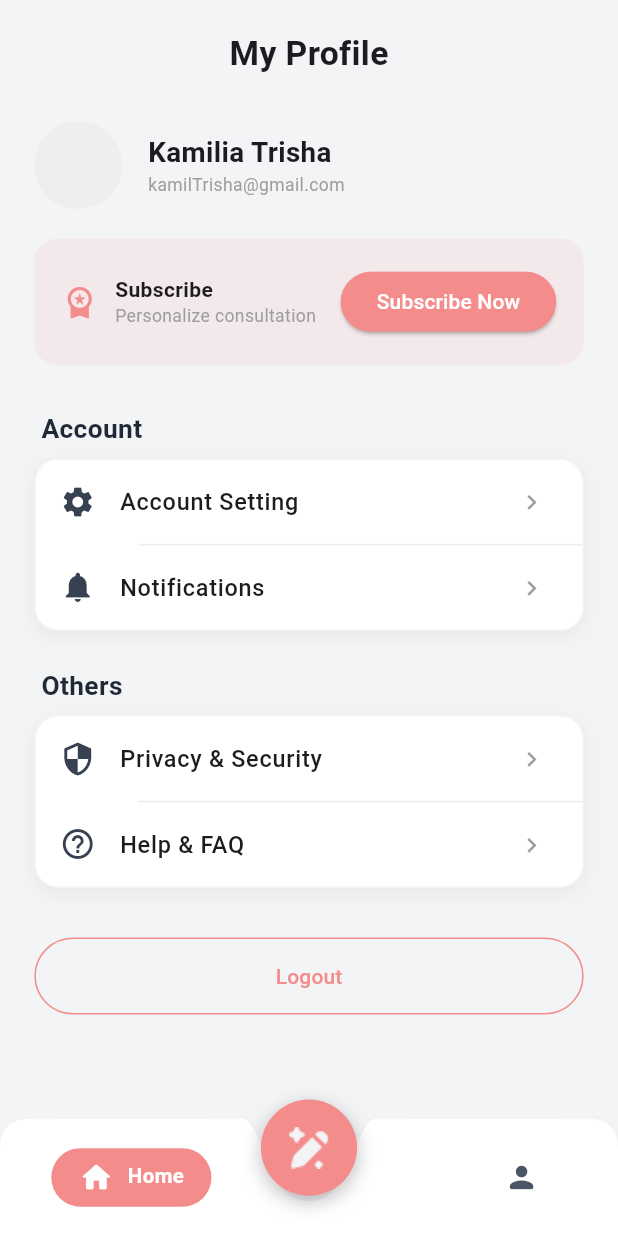
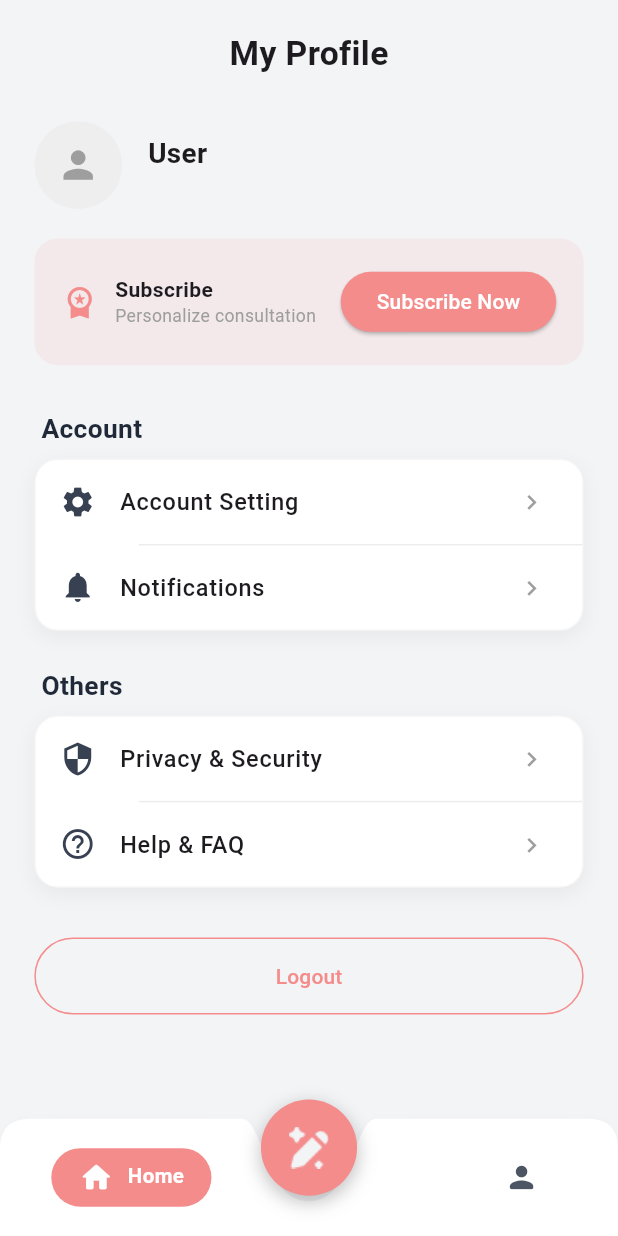
Before and after one commit to Mevyanrr/superraion, a Flutter app: the screen it shows after launch, on a phone screen of 412 x 824 dp. Run offline on Flutter 3.47's test engine with Material 3 defaults, Android fonts, the phone set to English and light mode, and no system bars; our stand-ins replace cloud_firestore, firebase_auth, firebase_core, flutter_screenutil, google_sign_in; accounts and stored records are empty.

Commit message:
all feature done

```diff
--- a/lib/features/home/view/homepage.dart
+++ b/lib/features/home/view/homepage.dart
@@ -8,6 +8,7 @@ import 'package:superraion/features/log/widget/recent_log.dart';
 import '../../../core/constants/app_color.dart';
 import '../../../core/widgets/navbar.dart';
 import '../../log/viewmodel/log_viewmodel.dart';
+import '../../weekly_report/viewmodel/weekly_report.dart';
 import '../model/home_model.dart';
 import '../viewmodel/home_viewmodel.dart';
 
@@ -26,6 +27,7 @@ class _HomeViewState extends State<HomeView> {
       context.read<HomeViewModel>().loadFromFirestore();
       context.read<WeeklySummaryViewModel>().fetchWeeklyData();
       context.read<RecentLogViewModel>().loadRecentLog();
+      context.read<BodyInsightViewModel>().fetchAIInsights();
     });
   }
 
--- a/lib/features/profil/view/profil_page.dart
+++ b/lib/features/profil/view/profil_page.dart
@@ -6,8 +6,21 @@ import '../../../core/widgets/navbar.dart';
 import '../viewmodel/profil_view_model.dart';
 import '../widget/profil_list.dart';
 
-class ProfileView extends StatelessWidget {
+class ProfileView extends StatefulWidget {
   const ProfileView({super.key});
+
+  @override
+  State<ProfileView> createState() => _ProfileViewState();
+}
+
+class _ProfileViewState extends State<ProfileView> {
+  @override
+  void initState() {
+    super.initState();
+    WidgetsBinding.instance.addPostFrameCallback((_) {
+      context.read<ProfileViewModel>().loadFromFirestore(); // ← tambah ini
+    });
+  }
 
   @override
   Widget build(BuildContext context) {
@@ -29,27 +42,47 @@ class ProfileView extends StatelessWidget {
               SizedBox(height: 30.h),
 
               // User Info Section
-              Row(
+              Consumer<ProfileViewModel>(
+                builder: (context, vm, _) {
+                  if (vm.isLoading) {
+                    return const Center(child: CircularProgressIndicator());
+                  }
+                  return Row(
                     children: [
-                  CircleAvatar(radius: 30.r, backgroundColor: Colors.grey[200]),
+                      CircleAvatar(
+                        radius: 30.r,
+                        backgroundColor: Colors.grey[200],
+                        backgroundImage: vm.userProfile?.avatarUrl != null &&
+                            vm.userProfile!.avatarUrl!.isNotEmpty
+                            ? NetworkImage(vm.userProfile!.avatarUrl!)
+                            : null,
+                        child: vm.userProfile?.avatarUrl == null ||
+                            vm.userProfile!.avatarUrl!.isEmpty
+                            ? Icon(Icons.person, size: 30.sp, color: Colors.grey)
+                            : null,
+                      ),
                       SizedBox(width: 15.w),
-                  Consumer<ProfileViewModel>(builder: (context, vm, _) {
-                    return Column(
+                      Column(
                         crossAxisAlignment: CrossAxisAlignment.start,
                         children: [
                           Text(
-                          vm.userProfile?.name ?? "Kamilia Trisha",
-                          style: TextStyle(fontSize: 19.sp, fontWeight: FontWeight.bold),
+                            vm.userProfile?.name ?? 'User',
+                            style: TextStyle(
+                                fontSize: 19.sp, fontWeight: FontWeight.bold),
                           ),
                           Text(
-                          vm.userProfile?.email ?? "kamilTrisha@gmail.com",
-                          style: TextStyle(fontSize: 12.sp, color: Colors.grey),
+                            vm.userProfile?.email ?? '',
+                            style: TextStyle(
+                                fontSize: 12.sp, color: Colors.grey),
+                          ),
+                        ],
                       ),
                     ],
                   );
-                  })
-                ],
+                },
               ),
+
+              // ... sisanya sama persis tidak berubah
 
               SizedBox(height: 20.h),
 
--- a/lib/features/profil/viewmodel/profil_view_model.dart
+++ b/lib/features/profil/viewmodel/profil_view_model.dart
@@ -1,5 +1,6 @@
+import 'package:cloud_firestore/cloud_firestore.dart';
+import 'package:firebase_auth/firebase_auth.dart';
 import 'package:flutter/material.dart';
-
 import '../model/profil_model.dart';
 
 class ProfileViewModel extends ChangeNotifier {
@@ -9,17 +10,39 @@ class ProfileViewModel extends ChangeNotifier {
   bool _isLoading = false;
   bool get isLoading => _isLoading;
 
-  Future<void> fetchProfileData() async {
+  final _auth = FirebaseAuth.instance;
+  final _firestore = FirebaseFirestore.instance;
+
+  Future<void> loadFromFirestore() async {
     _isLoading = true;
     notifyListeners();
 
-    // Simulasi fetch dari Backend
-    await Future.delayed(const Duration(seconds: 1));
-    _userProfile = ProfileModel(
-      name: "Kamilia Luthfitah",
-      email: "mils@gmail.com",
-      avatarUrl: "https://example.com/avatar.jpg", // Placeholder
-    );
+    try {
+      final user = _auth.currentUser;
+      if (user == null) {
+        _isLoading = false;
+        notifyListeners();
+        return;
+      }
+
+      final userDoc = await _firestore
+          .collection('user_superraion')
+          .doc(user.uid)
+          .get();
+
+      final data = userDoc.data();
+      final username = data?['displayName'] ?? user.displayName ?? 'User';
+      final email = data?['email'] ?? user.email ?? '';
+      final photoURL = data?['photoURL'] ?? user.photoURL ?? '';
+
+      _userProfile = ProfileModel(
+        name: username,
+        email: email,
+        avatarUrl: photoURL,
+      );
+    } catch (e) {
+      print('loadFromFirestore error: $e');
+    }
 
     _isLoading = false;
     notifyListeners();
--- a/lib/features/weekly_report/widget/custom_appbar.dart
+++ b/lib/features/weekly_report/widget/custom_appbar.dart
@@ -25,7 +25,7 @@ class WeeklyAppBar extends StatelessWidget implements PreferredSizeWidget {
       child: Row(
         children: [
           GestureDetector(
-            onTap: () => Navigator.pop(context),
+            onTap: () => Navigator.pushReplacementNamed(context, '/home'),
             child: Container(
               padding: EdgeInsets.all(12.w),
               decoration: BoxDecoration(
```
Also changed, not shown: lib/features/home/widget/insight_card.dart (+29 -13 lines). Lines whose indentation alone changed are shown as unchanged.
